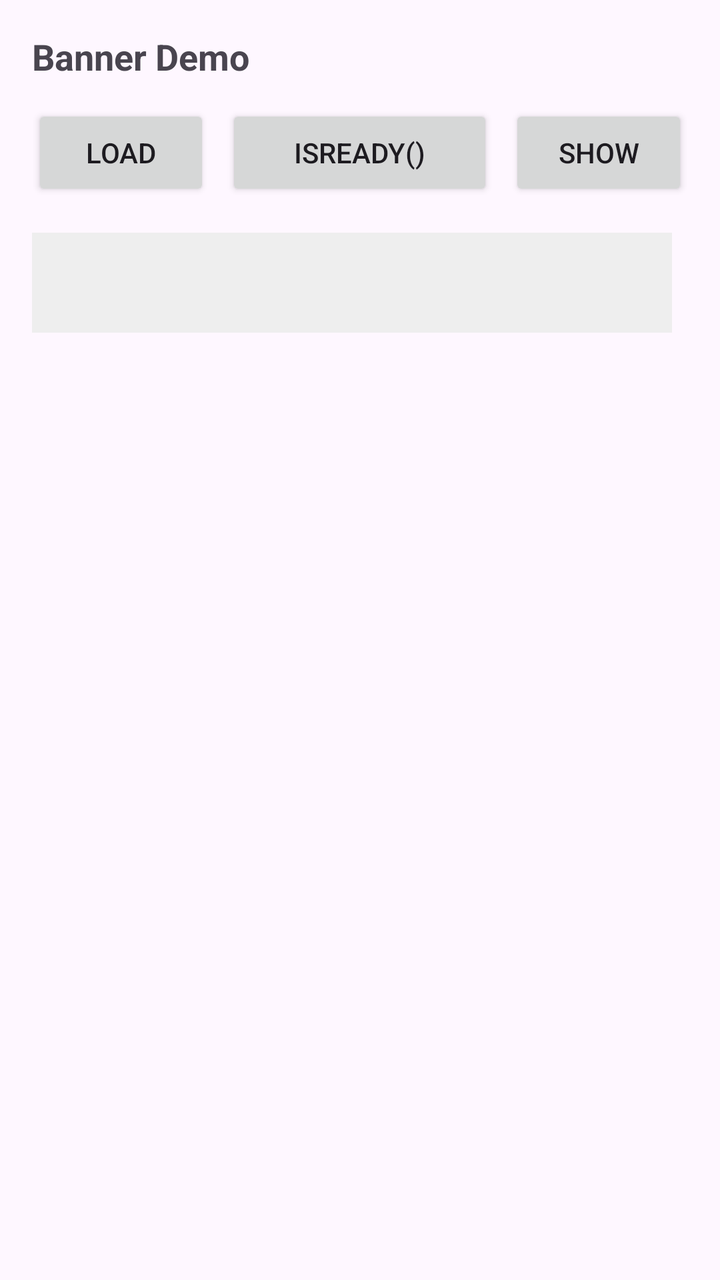
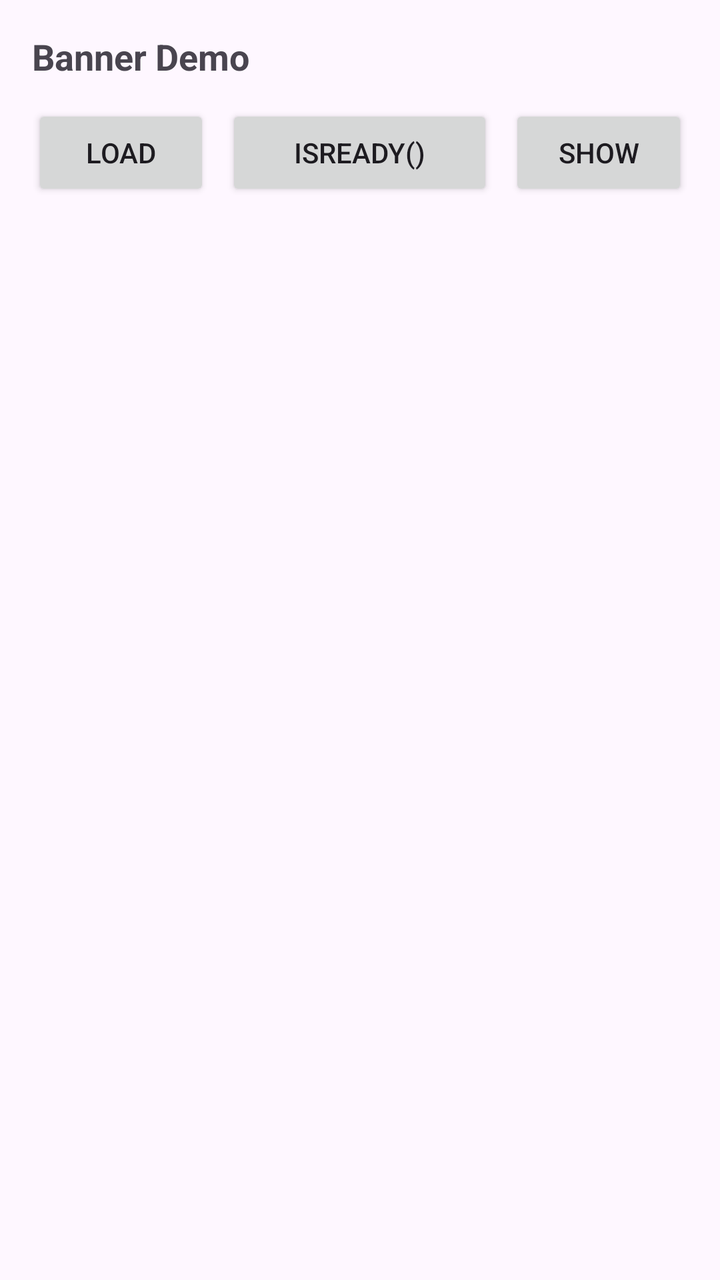

Screens rendered from an Android XML layout before and after an edit, with the pre-edit source and the edit as a unified diff.
<!-- AndroidManifest.xml: application theme Theme.Demo2 -->
<!-- res/layout/activity_banner_ad.xml -->
<?xml version="1.0" encoding="utf-8"?>
<LinearLayout xmlns:android="http://schemas.android.com/apk/res/android"
    android:layout_width="match_parent"
    android:layout_height="match_parent"
    android:orientation="vertical"
    android:padding="16dp">

    <TextView
        android:layout_width="match_parent"
        android:layout_height="wrap_content"
        android:text="Banner Demo"
        android:textSize="18sp"
        android:textStyle="bold" />

    <LinearLayout
        android:layout_width="match_parent"
        android:layout_height="wrap_content"
        android:layout_marginTop="12dp"
        android:orientation="horizontal">

        <Button
            android:id="@+id/btn_load"
            android:layout_width="0dp"
            android:layout_height="wrap_content"
            android:layout_weight="0.8"
            android:text="Load" />

        <Button
            android:id="@+id/btn_check"
            android:layout_width="0dp"
            android:layout_height="wrap_content"
            android:layout_marginStart="8dp"
            android:layout_weight="1.2"
            android:text="isReady()" />

        <Button
            android:id="@+id/btn_show"
            android:layout_width="0dp"
            android:layout_height="wrap_content"
            android:layout_marginStart="8dp"
            android:layout_weight="0.8"
            android:text="Show" />

    </LinearLayout>

    
    <FrameLayout
        android:id="@+id/ad_container"
        android:layout_width="320dp"
        android:layout_height="wrap_content"
        android:layout_marginTop="16dp"
        android:background="#EEEEEE"
        android:gravity="center"
        android:minHeight="50dp"
        android:padding="4dp"/>

</LinearLayout>
<!-- resources referenced by this layout -->
<resources>
  <style name="Theme.Demo2" parent="Base.Theme.Demo2" />
  <style name="Base.Theme.Demo2" parent="Theme.Material3.DayNight.NoActionBar">
          
          
      </style>
</resources>

<!-- the commit's change to res/layout/activity_banner_ad.xml (unified diff, before → after) -->
@@ -1,5 +1,6 @@
 <?xml version="1.0" encoding="utf-8"?>
 <LinearLayout xmlns:android="http://schemas.android.com/apk/res/android"
+    android:id="@+id/activity_banner_ad"
     android:layout_width="match_parent"
     android:layout_height="match_parent"
     android:orientation="vertical"
@@ -46,12 +47,9 @@
     
     <FrameLayout
         android:id="@+id/ad_container"
-        android:layout_width="320dp"
+        android:layout_width="wrap_content"
         android:layout_height="wrap_content"
-        android:layout_marginTop="16dp"
-        android:background="#EEEEEE"
         android:gravity="center"
-        android:minHeight="50dp"
-        android:padding="4dp"/>
+        />
 
 </LinearLayout>
